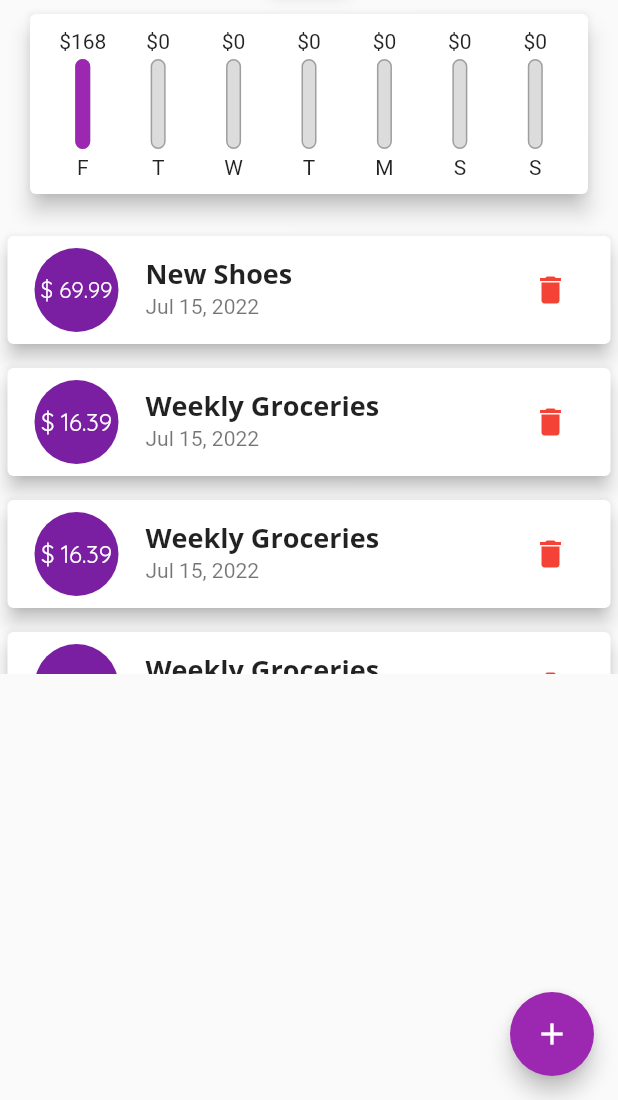
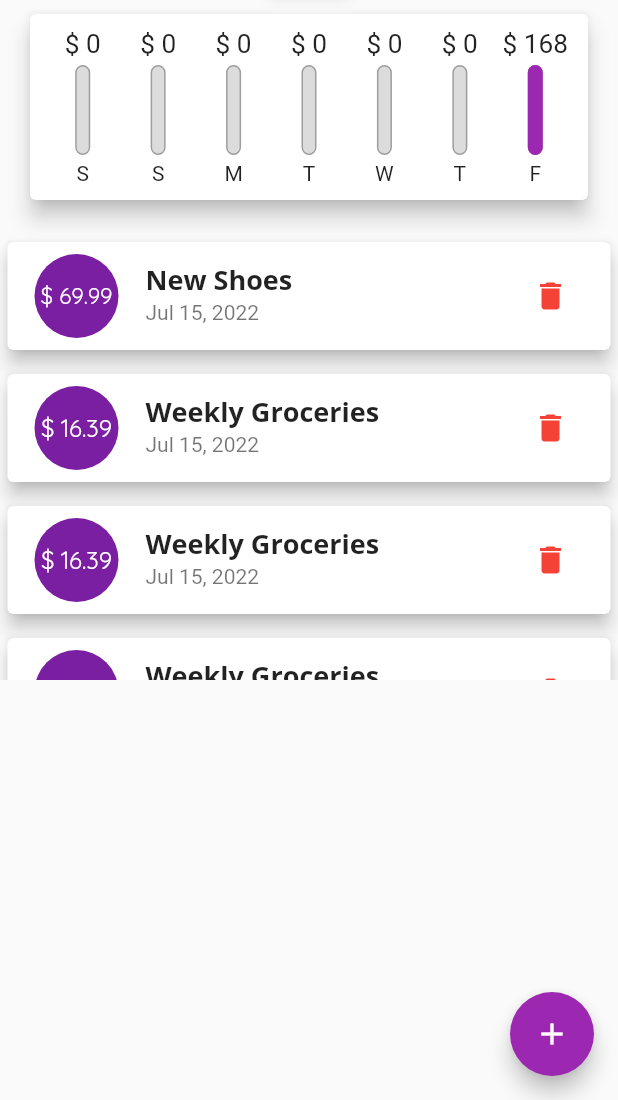
Before and after one commit to danthz2/udemy_expense_app, a Flutter app: the screen it shows after launch, on a phone screen of 412 x 824 dp, the part 136-1236 px from its top. Run offline on Flutter 3.47's test engine with Material 2 defaults, Android fonts, the phone set to English and light mode, and no system bars.

Commit message:
change position chart bar from sunday

```diff
--- a/lib/widgets/chart.dart
+++ b/lib/widgets/chart.dart
@@ -32,7 +32,7 @@ class Chart extends StatelessWidget {
           'amount': totalSum.toStringAsFixed(2),
         };
       },
-    );
+    ).reversed.toList();
   }
 
   double get totalSpending {
--- a/lib/widgets/chart_bar.dart
+++ b/lib/widgets/chart_bar.dart
@@ -10,7 +10,10 @@ class ChartBar extends StatelessWidget {
   Widget build(BuildContext context) {
     return Column(
       children: [
-        FittedBox(child: Text("\$${spendingAmount.toStringAsFixed(0)}")),
+        Container(
+            height: 20,
+            child: FittedBox(
+                child: Text("\$ ${spendingAmount.toStringAsFixed(0)}"))),
         SizedBox(
           height: 4,
         ),
```
